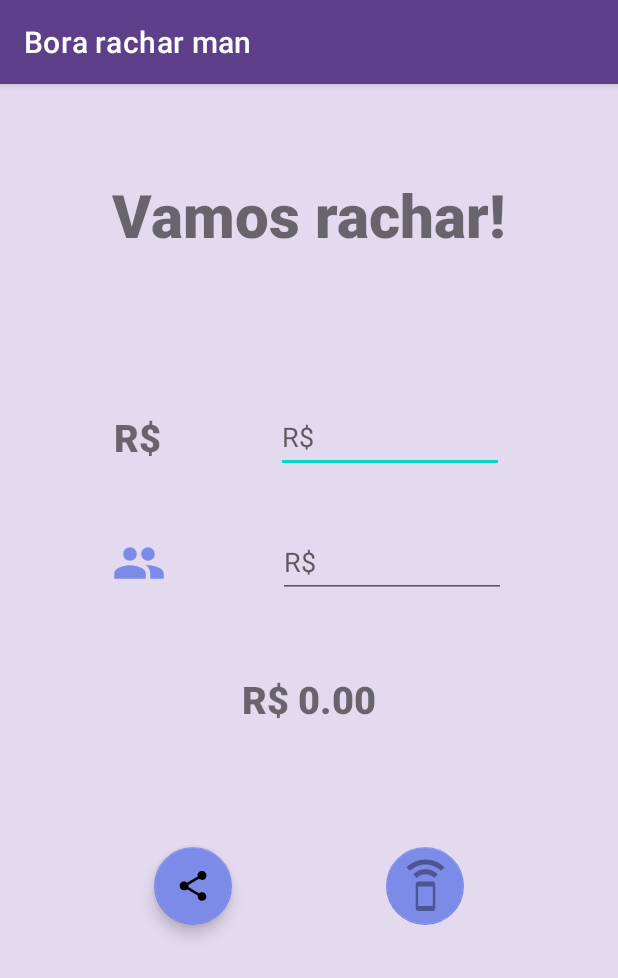
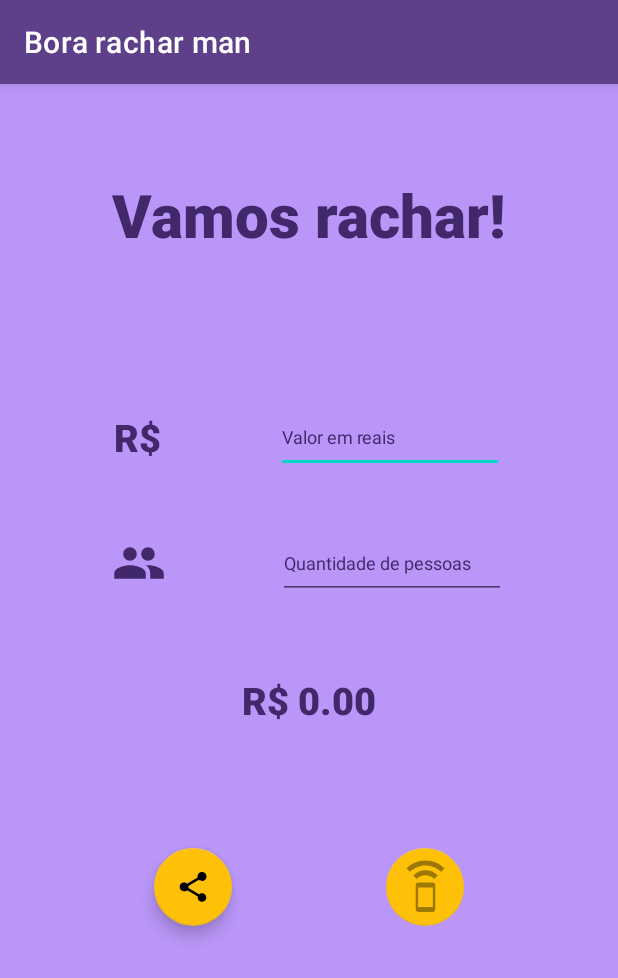
Before and after one commit to Spinnafre/BoraRachar, an Android app: the screen it shows after launch (MainActivity), on a phone screen of 412 x 824 dp. Shown: the top 978 px of the screen. Run offline under Robolectric (Android 15) with nearby library versions, the phone set to English and light mode, and no system bars.

Commit message:
fix : changing colors palettes and including more accessibility

```diff
--- a/app/src/main/res/drawable/ic_baseline_people_24.xml
+++ b/app/src/main/res/drawable/ic_baseline_people_24.xml
@@ -1,4 +1,4 @@
-<vector android:height="24dp" android:tint="#7C8BE8"
+<vector android:height="24dp" android:tint="#40286A"
     android:viewportHeight="24" android:viewportWidth="24"
     android:width="24dp" xmlns:android="http://schemas.android.com/apk/res/android">
     <path android:fillColor="@android:color/white" android:pathData="M16,11c1.66,0 2.99,-1.34 2.99,-3S17.66,5 16,5c-1.66,0 -3,1.34 -3,3s1.34,3 3,3zM8,11c1.66,0 2.99,-1.34 2.99,-3S9.66,5 8,5C6.34,5 5,6.34 5,8s1.34,3 3,3zM8,13c-2.33,0 -7,1.17 -7,3.5L1,19h14v-2.5c0,-2.33 -4.67,-3.5 -7,-3.5zM16,13c-0.29,0 -0.62,0.02 -0.97,0.05 1.16,0.84 1.97,1.97 1.97,3.45L17,19h6v-2.5c0,-2.33 -4.67,-3.5 -7,-3.5z"/>
--- a/app/src/main/res/layout/activity_main.xml
+++ b/app/src/main/res/layout/activity_main.xml
@@ -4,7 +4,7 @@
     xmlns:tools="http://schemas.android.com/tools"
     android:layout_width="match_parent"
     android:layout_height="match_parent"
-    android:background="#E3DAEF"
+    android:background="#B996F8"
     tools:context=".MainActivity">
 
     <TextView
@@ -14,6 +14,7 @@
         android:layout_marginTop="60dp"
         android:text="@string/header_placeholder"
         android:textSize="40sp"
+        android:textColor="@color/purple_500"
         app:fontFamily="sans-serif-black"
         app:layout_constraintEnd_toEndOf="parent"
         app:layout_constraintHorizontal_bias="0.5"
@@ -23,9 +24,9 @@
     <com.google.android.material.textfield.TextInputEditText
         android:id="@+id/textInputPrice"
         android:layout_width="152dp"
-        android:layout_height="47dp"
+        android:layout_height="48dp"
         android:digits="0123456789."
-        android:hint="@string/placeholder_input"
+        android:hint="@string/placeholder_input_price"
         android:inputType="number"
         app:layout_constraintBottom_toBottomOf="@+id/textPrice"
         app:layout_constraintEnd_toEndOf="parent"
@@ -38,7 +39,8 @@
         android:layout_width="wrap_content"
         android:layout_height="wrap_content"
         android:layout_marginTop="104dp"
-        android:text="@string/placeholder_input"
+        android:text="R$"
+        android:textColor="@color/purple_500"
         android:textSize="25sp"
         app:fontFamily="sans-serif-black"
         app:layout_constraintEnd_toStartOf="@+id/textInputPrice"
@@ -50,6 +52,7 @@
         android:id="@+id/imageView2"
         android:layout_width="36dp"
         android:layout_height="37dp"
+        android:contentDescription="Logotipo do aplicativo"
         app:layout_constraintBottom_toBottomOf="@+id/textInputQtd"
         app:layout_constraintEnd_toStartOf="@+id/textInputQtd"
         app:layout_constraintStart_toStartOf="parent"
@@ -59,10 +62,10 @@
     <com.google.android.material.textfield.TextInputEditText
         android:id="@+id/textInputQtd"
         android:layout_width="152dp"
-        android:layout_height="47dp"
+        android:layout_height="48dp"
         android:layout_marginTop="36dp"
         android:digits="0123456789."
-        android:hint="@string/placeholder_input"
+        android:hint="@string/placeholder_input_people"
         android:inputType="number"
         app:layout_constraintEnd_toEndOf="parent"
         app:layout_constraintStart_toEndOf="@+id/imageView2"
@@ -75,6 +78,7 @@
         android:layout_marginTop="50dp"
         android:text="@string/placeholder_input_total"
         android:textSize="25sp"
+        android:textColor="@color/purple_500"
         app:fontFamily="sans-serif-black"
         app:layout_constraintEnd_toEndOf="parent"
         app:layout_constraintHorizontal_bias="0.5"
@@ -86,8 +90,9 @@
         android:layout_width="wrap_content"
         android:layout_height="wrap_content"
         android:clickable="true"
+        android:contentDescription="Informar quantidade total em reais"
         android:elevation="6dp"
-        app:backgroundTint="#7C8BE8"
+        app:backgroundTint="#FFC107"
         app:fabCustomSize="52dp"
         app:layout_constraintBottom_toBottomOf="@+id/floatingActionButtonShare"
         app:layout_constraintEnd_toEndOf="parent"
@@ -104,8 +109,9 @@
         android:layout_width="wrap_content"
         android:layout_height="wrap_content"
         android:clickable="true"
+        android:contentDescription="Compartilhar resultado"
         android:elevation="6dp"
-        app:backgroundTint="#7C8BE8"
+        app:backgroundTint="#FFC107"
         app:fabCustomSize="52dp"
         app:layout_constraintBottom_toBottomOf="parent"
         app:layout_constraintEnd_toStartOf="@+id/floatingActionButtonSpeak"
--- a/app/src/main/res/values-night/themes.xml
+++ b/app/src/main/res/values-night/themes.xml
@@ -10,6 +10,7 @@
         <item name="colorSecondaryVariant">@color/teal_200</item>
         <item name="colorOnSecondary">@color/black</item>
         <!-- Status bar color. -->
+        <item name="android:textSize">12sp</item>
         <item name="android:statusBarColor" tools:targetApi="l">?attr/colorPrimaryVariant</item>
         <!-- Customize your theme here. -->
     </style>
--- a/app/src/main/res/values/colors.xml
+++ b/app/src/main/res/values/colors.xml
@@ -2,10 +2,10 @@
 <resources>
     <color name="bg_primary">#B5A4CA</color>
     <color name="purple_200">#FFBB86FC</color>
-    <color name="purple_500">#FF6200EE</color>
+    <color name="purple_500">#40286A</color>
     <color name="purple_700">#8D5897</color>
     <color name="teal_200">#FF03DAC5</color>
     <color name="teal_700">#FF018786</color>
     <color name="black">#FF000000</color>
-    <color name="white">#FFFFFFFF</color>
+    <color name="white">#FAF7F7</color>
 </resources>
--- a/app/src/main/res/values/strings.xml
+++ b/app/src/main/res/values/strings.xml
@@ -1,6 +1,7 @@
 <resources>
     <string name="app_name">Bora rachar man</string>
-    <string name="placeholder_input">R$</string>
+    <string name="placeholder_input_people">Quantidade de pessoas</string>
+    <string name="placeholder_input_price">Valor em reais</string>
     <string name="placeholder_input_total">R$ 0.00</string>
     <string name="share_placeholder">Compartilhar</string>
     <string name="tts_placeholder">Falar</string>
--- a/app/src/main/res/values/themes.xml
+++ b/app/src/main/res/values/themes.xml
@@ -10,7 +10,9 @@
         <item name="colorSecondaryVariant">@color/teal_700</item>
         <item name="colorOnSecondary">@color/black</item>
         <!-- Status bar color. -->
+        <item name="android:textSize">12sp</item>
         <item name="android:statusBarColor" tools:targetApi="l">?attr/colorPrimaryVariant</item>
         <!-- Customize your theme here. -->
+        <item name="android:textColorHint">@color/purple_500</item>
     </style>
 </resources>
```
